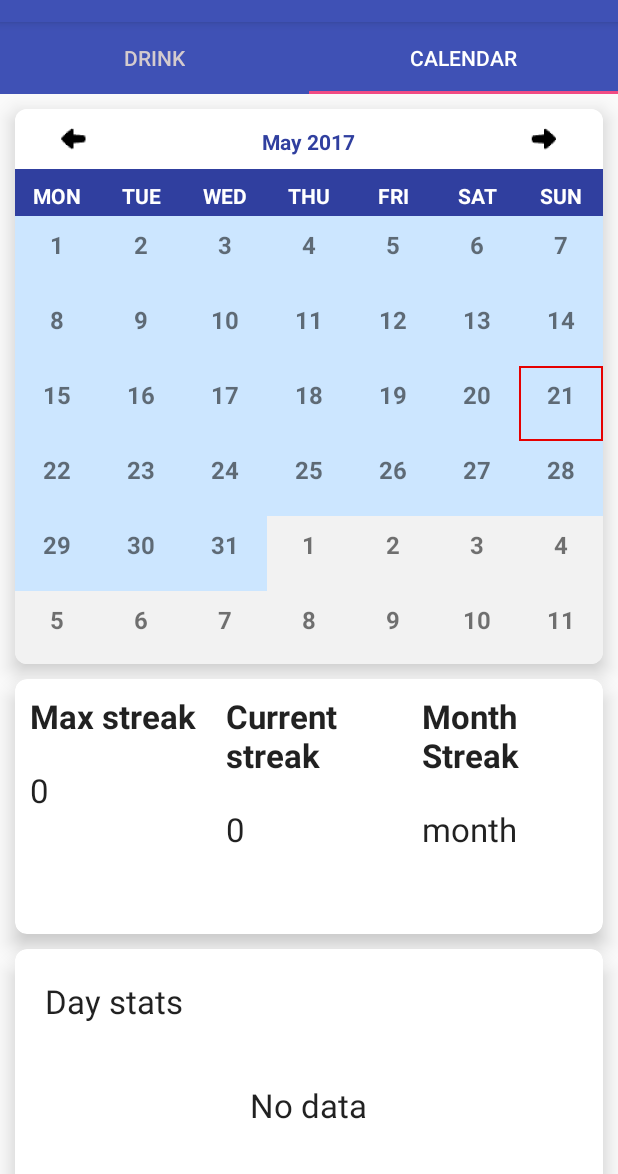
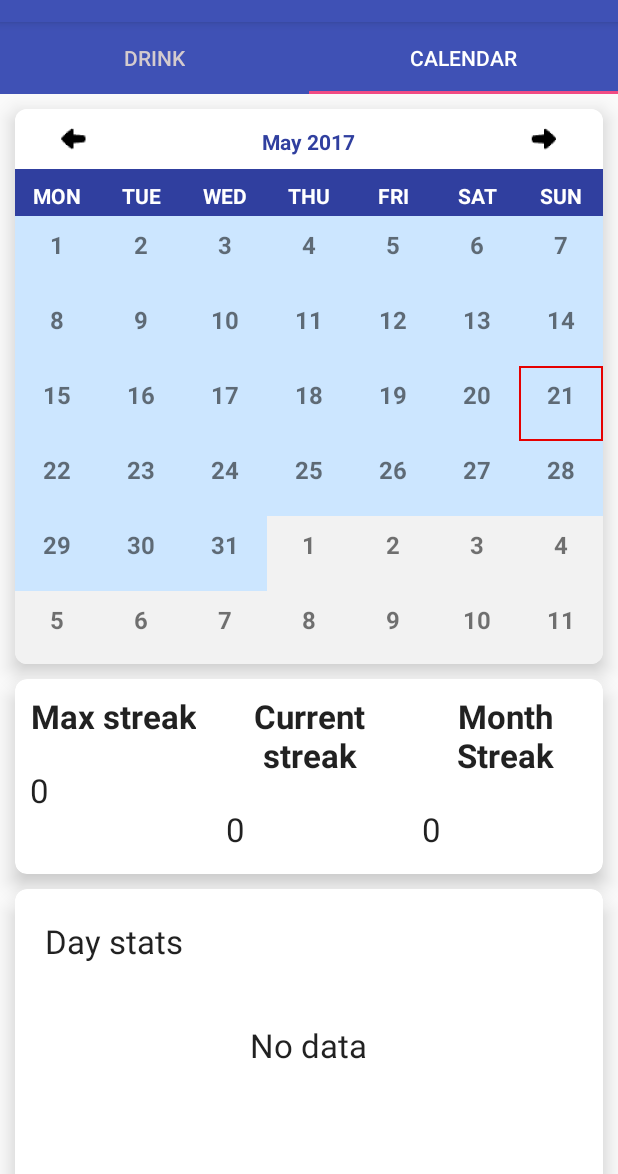
Before and after one commit to eligosoftware/watertime, an Android app: the screen it shows after launch (MainActivity), tab 2 chosen, on a phone screen of 412 x 824 dp, the part 62-1236 px from its top. Run offline under Robolectric (Android 15) with nearby library versions, the phone set to English and light mode, and no system bars.

Commit message:
Finished with calendar!!! Next is preferences and notifications

```diff
--- a/app/src/main/java/com/example/ilgarrasulov/watertime/CalendarFragment.java
+++ b/app/src/main/java/com/example/ilgarrasulov/watertime/CalendarFragment.java
@@ -32,7 +32,7 @@ public class CalendarFragment extends Fragment implements CalendarClick {
     private Calendar cal;
     private CardView detailsCardView;
     private TextView no_data_for_day;
-    public TextView max_streak,cur_streak;
+    private TextView max_streak,cur_streak,month_streak;
 
     @Nullable
     @Override
@@ -59,6 +59,7 @@ public class CalendarFragment extends Fragment implements CalendarClick {
 
         max_streak=(TextView)view.findViewById(R.id.max_streak);
         cur_streak=(TextView)view.findViewById(R.id.cur_streak);
+        month_streak=(TextView)view.findViewById(R.id.month_streak);
 
 
         return view;
@@ -75,9 +76,11 @@ public class CalendarFragment extends Fragment implements CalendarClick {
         DatabaseQuery mQuery=new DatabaseQuery(getActivity());
         int max_streak_value =  mQuery.getStreak("max");
         int cur_streak_value = mQuery.getStreak("cur");
+        int month_streak_value = mQuery.getStreak("month");
 
         max_streak.setText(String.valueOf(max_streak_value));
         cur_streak.setText(String.valueOf(cur_streak_value));
+        month_streak.setText(String.valueOf(month_streak_value));
     }
 
 
@@ -91,7 +94,7 @@ public class CalendarFragment extends Fragment implements CalendarClick {
             mDrinksListRecyclerView.setVisibility(View.VISIBLE);
         }
         else {
-            params.height= dpToPx(250);
+            params.height= dpToPx(200);
             no_data_for_day.setVisibility(View.VISIBLE);
             mDrinksListRecyclerView.setVisibility(View.GONE);
         }
--- a/app/src/main/java/com/example/ilgarrasulov/watertime/DatabaseQuery.java
+++ b/app/src/main/java/com/example/ilgarrasulov/watertime/DatabaseQuery.java
@@ -145,12 +145,16 @@ public class DatabaseQuery extends DatabaseObject {
                 break;
             case "cur":
                 Calendar calendar1= (Calendar) calendar.clone();
+
                 calendar1.add(Calendar.DAY_OF_MONTH,-1);
 
                 query+=" having max(dt)= '"+convertDateToString(calendar1.getTime(),sdf)+"' or '"+ convertDateToString(calendar.getTime(),sdf) +"' order by streak DESC";
                 break;
             case "month":
+                Calendar calendar2= (Calendar) calendar.clone();
+                calendar2.add(Calendar.MONTH,-1);
 
+                query="select 0, count(*) from test where dt between '"+convertDateToString(calendar2.getTime(),sdf)+"' and '"+convertDateToString(calendar.getTime(),sdf)+"'";
             default:
                 break;
 
--- a/app/src/main/res/layout/calendar_tab.xml
+++ b/app/src/main/res/layout/calendar_tab.xml
@@ -28,7 +28,7 @@
     <android.support.v7.widget.CardView
         android:id="@+id/calendar_tab_max_records_card_view"
         android:layout_width="match_parent"
-        android:layout_height="170dp"
+        android:layout_height="130dp"
         android:layout_marginTop="10dp"
         android:layout_marginLeft="10dp"
         android:layout_marginRight="10dp"
@@ -50,6 +50,7 @@
                 android:orientation="vertical">
 
                 <TextView
+                    android:gravity="center"
                     android:layout_width="wrap_content"
                     android:layout_height="wrap_content"
                     android:text="@string/max_streak"
@@ -59,6 +60,7 @@
                     />
 
                 <TextView
+                    android:gravity="center"
                     android:layout_width="wrap_content"
                     android:layout_height="wrap_content"
                     android:layout_margin="10dp"
@@ -74,6 +76,7 @@
                 android:orientation="vertical">
 
                 <TextView
+                    android:gravity="center"
                     android:layout_width="wrap_content"
                     android:layout_height="wrap_content"
                     android:text="@string/current_streak"
@@ -81,6 +84,7 @@
                     android:textStyle="bold"
                     android:textAppearance="?android:textAppearanceLarge"/>
                 <TextView
+                    android:gravity="center"
                     android:layout_width="wrap_content"
                     android:layout_height="wrap_content"
                     android:layout_margin="10dp"
@@ -97,6 +101,7 @@
                 android:orientation="vertical">
 
                 <TextView
+                    android:gravity="center"
                     android:layout_width="wrap_content"
                     android:layout_height="wrap_content"
                     android:text="@string/month_streak"
@@ -104,10 +109,11 @@
                     android:textStyle="bold"
                     android:textAppearance="?android:textAppearanceLarge"/>
                 <TextView
+                    android:gravity="center"
                     android:layout_width="wrap_content"
                     android:layout_height="wrap_content"
                     android:layout_margin="10dp"
-                    android:id="@+id/month_streak" android:text="month"
+                    android:id="@+id/month_streak"
                     android:textAppearance="?android:textAppearanceLarge"/>
 
             </LinearLayout>
```
